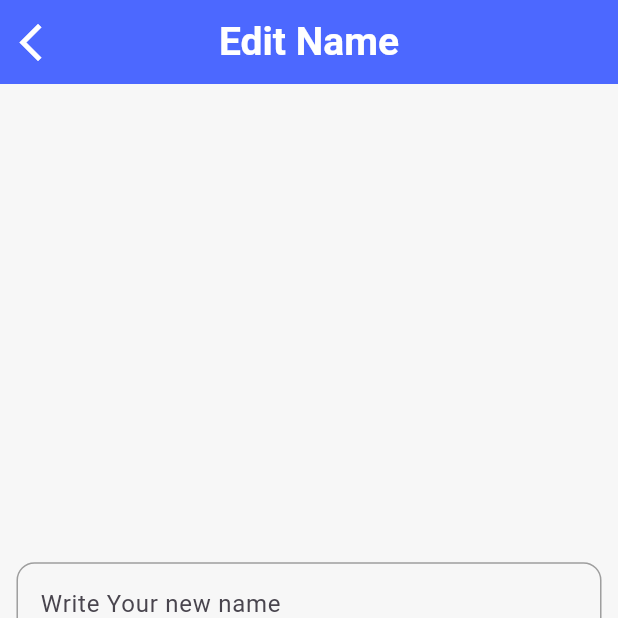
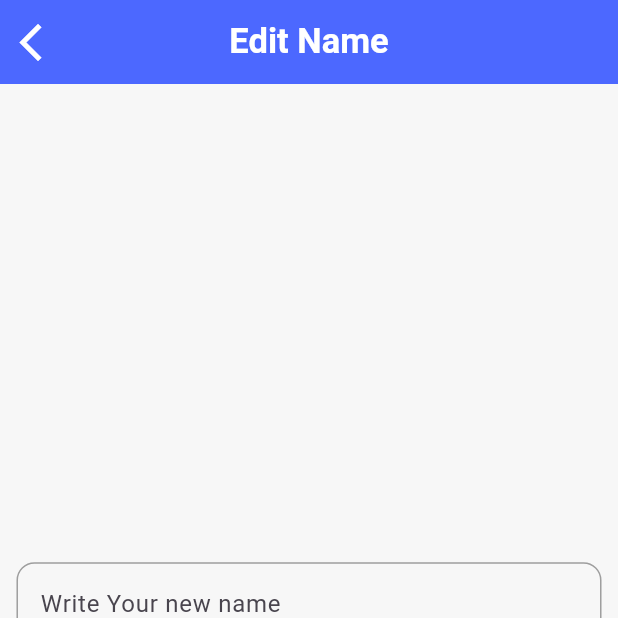
Before and after one commit to EngAhmed20/Supra-Cart, a Flutter app: the MainHomeView screen opened by its route, item 4 of the bottom bar chosen, after a tap on "Edit Name", on a phone screen of 412 x 824 dp, the top half of it. Run offline on Flutter 3.47's test engine with Material 3 defaults, Android fonts, the phone set to English and light mode, and no system bars; our stand-ins replace bloc, cached_network_image, flutter_bloc, flutter_rating_bar, flutter_screenutil, google_nav_bar and 1 more; network calls fail.

Commit message:
product details

```diff
--- a/lib/core/helper_function/on_generate_route.dart
+++ b/lib/core/helper_function/on_generate_route.dart
@@ -3,6 +3,7 @@ import 'package:supra_cart/features/auth/ui/forget_pass_view.dart';
 import 'package:supra_cart/features/auth/ui/login_view.dart';
 import 'package:supra_cart/features/auth/ui/sign_up_view.dart';
 import 'package:supra_cart/features/home/ui/main_home_view.dart';
+import 'package:supra_cart/features/product_details/ui/product_details_view.dart';
 import 'package:supra_cart/features/splash/ui/splash_view.dart';
 
 import '../../features/profile/ui/widgets/edit_name_view.dart';
@@ -24,7 +25,8 @@ Route<dynamic> onGenerateRoute(RouteSettings settings){
       return MaterialPageRoute(builder: (_) =>  EditNameView());
     case MyOrdersView.routeName:
       return MaterialPageRoute(builder: (_) => const MyOrdersView());
-
+    case ProductDetailsView.routeName:
+      return MaterialPageRoute(builder: (_)=> ProductDetailsView());
 
 
     default:
--- a/lib/core/style/app_colors.dart
+++ b/lib/core/style/app_colors.dart
@@ -7,4 +7,5 @@ class AppColors {
   static const Color kWhiteColor = Color(0xFFffffff);
   static const Color kBlackColor = Color(0xFF17162B);
   static const Color kGreyColor = Colors.grey;
+  static const Color kRedColor = Color(0xFFEF4444);
 }
--- a/lib/core/style/app_text_styles.dart
+++ b/lib/core/style/app_text_styles.dart
@@ -58,6 +58,10 @@ abstract class textStyle{
     fontWeight:  FontWeight.normal,
     fontSize: 16,
   );
+  static const TextStyle regular18=TextStyle(
+    fontWeight:  FontWeight.normal,
+    fontSize: 18,
+  );
   static const TextStyle regular11=TextStyle(
     fontWeight:  FontWeight.normal,
     fontSize: 11,
--- a/lib/core/widgets/cached_img.dart
+++ b/lib/core/widgets/cached_img.dart
@@ -1,5 +1,6 @@
 import 'package:cached_network_image/cached_network_image.dart';
 import 'package:flutter/material.dart';
+import 'package:flutter_screenutil/flutter_screenutil.dart';
 class CachedImg extends StatelessWidget {
   const CachedImg({
     super.key, required this.imgUrl, required this.placeHolder,this.errWidget
@@ -12,6 +13,8 @@ class CachedImg extends StatelessWidget {
   Widget build(BuildContext context) {
     return CachedNetworkImage(
       imageUrl: imgUrl,
+      height: 250.h,
+      fit: BoxFit.cover,
       placeholder: (context, url) => placeHolder,
       errorWidget: (context, url, error) => errWidget??Icon(Icons.error),);
   }
--- a/lib/core/widgets/custom_app_bar.dart
+++ b/lib/core/widgets/custom_app_bar.dart
@@ -5,7 +5,7 @@ import '../style/app_text_styles.dart';
 
 AppBar customAppBar(BuildContext context,{required String title}) {
   return AppBar(
-    title:  Text(title,style: textStyle.Bold26.copyWith(color: AppColors.kWhiteColor),),
+    title:  Text(title,style: textStyle.Bold23.copyWith(color: AppColors.kWhiteColor),),
     centerTitle: true,
     backgroundColor: AppColors.kPrimaryColor,
     leading: IconButton(
--- a/lib/core/widgets/product_card.dart
+++ b/lib/core/widgets/product_card.dart
@@ -1,5 +1,6 @@
 import 'package:flutter/material.dart';
 import 'package:flutter_screenutil/flutter_screenutil.dart';
+import 'package:supra_cart/features/product_details/ui/product_details_view.dart';
 import '../../../../core/style/app_colors.dart';
 import '../../../../core/style/app_text_styles.dart';
 import '../../../../core/widgets/cached_img.dart';
@@ -21,7 +22,9 @@ class ProductCard extends StatelessWidget {
 
   @override
   Widget build(BuildContext context) {
-    return Card(
+    return GestureDetector(
+      onTap: ()=>Navigator.pushNamed(context, ProductDetailsView.routeName),
+      child: Card(
         shape: RoundedRectangleBorder(
           borderRadius: BorderRadius.circular(10.h),
         ),
@@ -70,6 +73,7 @@ class ProductCard extends StatelessWidget {
           ],
 
         ),
+      ),
     );
   }
 }
--- a/pubspec.yaml
+++ b/pubspec.yaml
@@ -39,6 +39,7 @@ dependencies:
   flutter_screenutil: ^5.9.3
   cached_network_image: ^3.4.1
   loading_animation_widget: ^1.3.0
+  flutter_rating_bar: ^4.0.1
 
 
 
```
Also changed, not shown: lib/features/product_details/ui/product_details_view.dart (added, +69 -0 lines), lib/features/product_details/ui/widgets/product_details_widget.dart (added, +50 -0 lines), pubspec.lock. Lines whose indentation alone changed are shown as unchanged.
